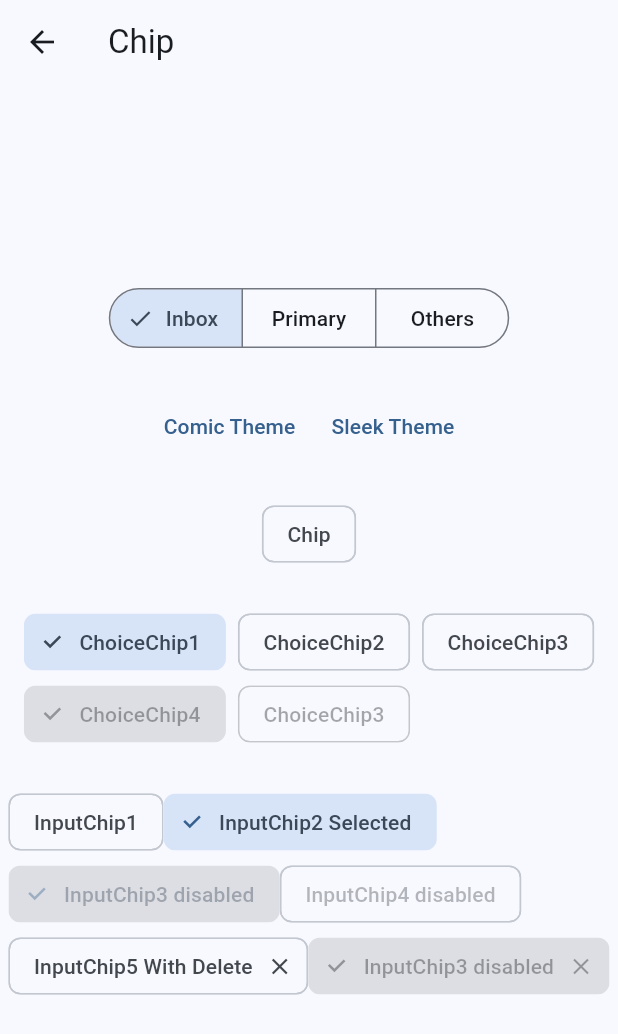
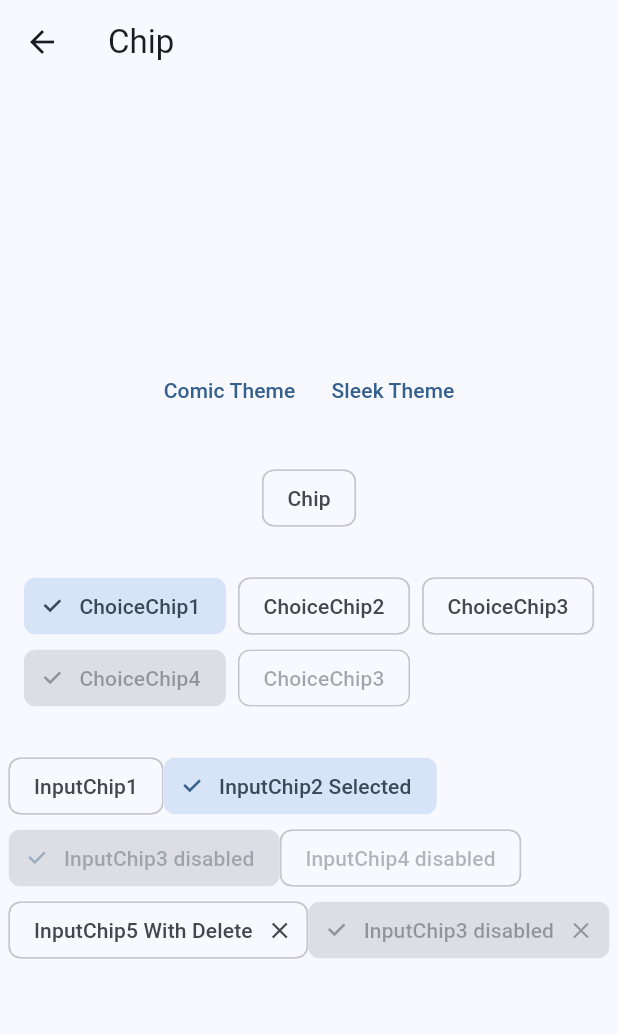
Before and after one commit to thruthesky/easy_design_system_backup_2024_09_24, a Flutter app: the ChipScreen screen opened directly, on a phone screen of 412 x 824 dp. Shown: the top 1034 px of the screen. Run offline on Flutter 3.47's test engine with Material 3 defaults, Android fonts, the phone set to English and light mode, and no system bars; our stand-ins replace cached_network_image, rxdart, smooth_page_indicator; missing offline and left inert: loop_page_view.

Commit message:
updated sleek chip

```diff
--- a/example/lib/screens/chip/chip.screen.dart
+++ b/example/lib/screens/chip/chip.screen.dart
@@ -12,14 +12,6 @@ class _ChipScreenState extends State<ChipScreen> {
   String selectedChip = "ChoiceChip1";
 
   ThemeData? _themeData;
-  Set<String> _selected = {'value1'};
-
-  void updateSelection(Set<String> newSelection) {
-    setState(() {
-      _selected = newSelection;
-    });
-  }
-
   @override
   Widget build(BuildContext context) {
     _themeData ??= Theme.of(context);
@@ -33,15 +25,6 @@ class _ChipScreenState extends State<ChipScreen> {
         child: SingleChildScrollView(
           child: Column(
             children: [
-              SegmentedButton(
-                selected: _selected,
-                segments: const [
-                  ButtonSegment(value: 'value1', label: Text('Inbox')),
-                  ButtonSegment(value: 'value2', label: Text('Primary')),
-                  ButtonSegment(value: 'value3', label: Text('Others')),
-                ],
-                onSelectionChanged: updateSelection,
-              ),
               const SizedBox(height: 24),
               Wrap(
                 children: [
--- a/lib/src/themes/sleek/sleek.theme.dart
+++ b/lib/src/themes/sleek/sleek.theme.dart
@@ -64,11 +64,8 @@ class SleekThemeData {
         ),
       ),
       chipTheme: theme.chipTheme.copyWith(
-        // selectedColor: theme.colorScheme.secondary,
-        // secondarySelectedColor: theme.colorScheme.secondary,
         backgroundColor: theme.colorScheme.primaryContainer,
         selectedColor: theme.colorScheme.inversePrimary,
-        // selectedColor: theme.colorScheme.primary,
         labelStyle: (theme.chipTheme.labelStyle ?? const TextStyle()).copyWith(
           color: theme.colorScheme.onPrimaryContainer,
         ),
@@ -77,8 +74,7 @@ class SleekThemeData {
           color: theme.colorScheme.onPrimaryContainer,
           fontWeight: FontWeight.bold,
         ),
-        labelPadding: const EdgeInsets.symmetric(horizontal: 8),
-        padding: const EdgeInsets.symmetric(horizontal: 8),
+        // Note: Cannot use theme.chipTheme.shape here because SDS wanted RoundedRectangleBorder
         shape: RoundedRectangleBorder(
           borderRadius: BorderRadius.circular(16),
           side: BorderSide.none,
```
